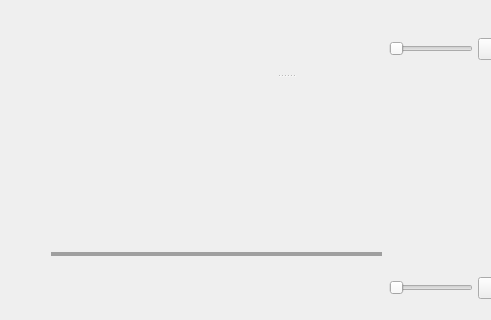
The window that src/batchprocessor/mainwindow.ui (deiflou/ibp) describes before a commit, drawn with Qt 5; both pictures show x 0 to 491 and y 220 to 540 of the 800 by 540 pixel window.
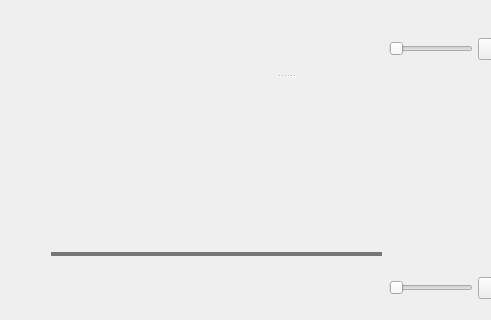
The same window after the commit. Icons and pictures are not drawn. Custom widgets are drawn as their Qt base class.

```diff
--- a/src/batchprocessor/mainwindow.ui
+++ b/src/batchprocessor/mainwindow.ui
@@ -556,7 +556,7 @@
                       <string notr="true">QProgressBar
 {
 	border : 0px;
-	background-color : palette(dark);
+	background-color : palette(shadow);
 }
 QProgressBar::chunk
 {
```
Left out of the diff: 4 changed lines with no effect on the pictures.
